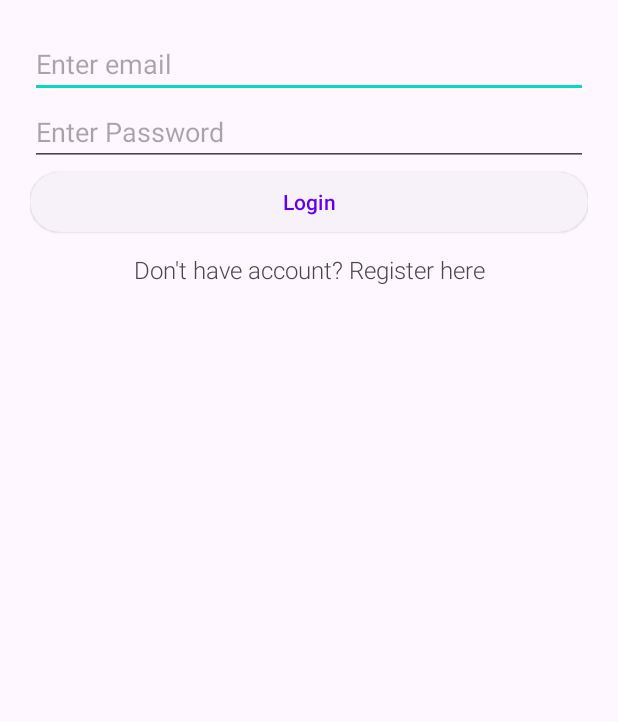
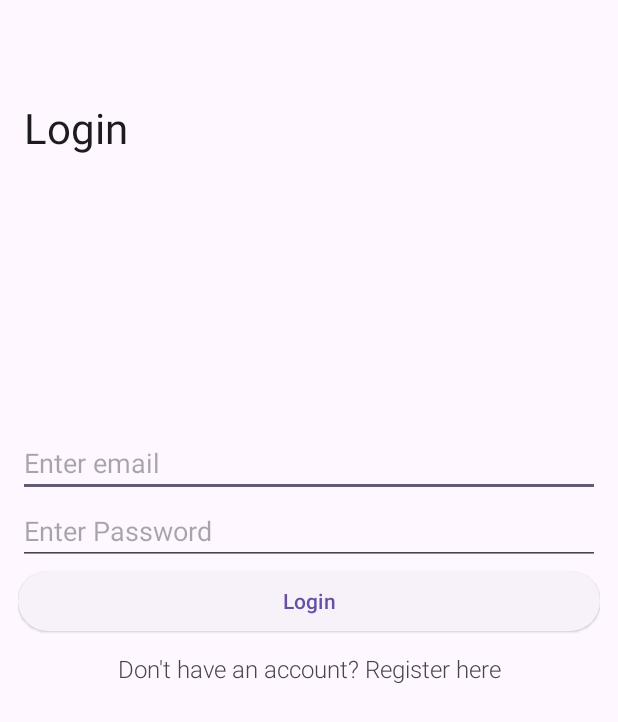
Before and after one commit to PhiThai1309/ToDoApplication, an Android app: the screen it shows after launch (LoginActivity), on a phone screen of 412 x 824 dp. Shown: the top 722 px of the screen. Run offline under Robolectric (Android 15) with nearby library versions, the phone set to English and light mode, and no system bars.

Commit message:
Update login and registration UI design

```diff
--- a/app/src/main/AndroidManifest.xml
+++ b/app/src/main/AndroidManifest.xml
@@ -10,7 +10,7 @@
         android:label="@string/app_name"
         android:roundIcon="@mipmap/ic_launcher_round"
         android:supportsRtl="true"
-        android:theme="@style/Theme.ToDoApplication"
+        android:theme="@style/Theme.Material3.Light.NoActionBar"
         tools:targetApi="31">
         <activity
             android:name=".RegistrationActivity"
--- a/app/src/main/java/com/example/todoapplication/LoginActivity.java
+++ b/app/src/main/java/com/example/todoapplication/LoginActivity.java
@@ -21,7 +21,7 @@ public class LoginActivity extends AppCompatActivity {
         loginEmail = findViewById(R.id.loginEmail);
         loginPassword = findViewById(R.id.loginPassword);
         loginButton = findViewById(R.id.loginButton);
-        loginRegister = findViewById(R.id.loginRegisterButton);
+        loginRegister = findViewById(R.id.registerLoginButton);
 
         loginRegister.setOnClickListener(v -> {
             Intent intent = new Intent(LoginActivity.this, RegistrationActivity.class);
--- a/app/src/main/java/com/example/todoapplication/RegistrationActivity.java
+++ b/app/src/main/java/com/example/todoapplication/RegistrationActivity.java
@@ -1,6 +1,7 @@
 package com.example.todoapplication;
 
 import androidx.appcompat.app.AppCompatActivity;
+import androidx.appcompat.widget.Toolbar;
 
 import android.content.Intent;
 import android.os.Bundle;
@@ -23,6 +24,7 @@ public class RegistrationActivity extends AppCompatActivity {
         registrationPassword = findViewById(R.id.registrationPassword);
         registrationLogin = findViewById(R.id.loginRegisterButton);
 
+
         registrationLogin.setOnClickListener(v -> {
             finish();
             Intent intent = new Intent(RegistrationActivity.this, LoginActivity.class);
--- a/app/src/main/res/layout/activity_login.xml
+++ b/app/src/main/res/layout/activity_login.xml
@@ -1,12 +1,44 @@
 <?xml version="1.0" encoding="utf-8"?>
+
 <LinearLayout xmlns:android="http://schemas.android.com/apk/res/android"
     xmlns:app="http://schemas.android.com/apk/res-auto"
     xmlns:tools="http://schemas.android.com/tools"
     android:layout_width="match_parent"
     android:layout_height="match_parent"
     android:orientation="vertical"
-    android:layout_margin="20dp"
     tools:context=".LoginActivity">
+
+    <com.google.android.material.appbar.AppBarLayout
+
+        android:layout_width="match_parent"
+        android:layout_height="wrap_content"
+        android:fitsSystemWindows="true">
+
+        <com.google.android.material.appbar.CollapsingToolbarLayout
+            style="@style/Widget.Material3.CollapsingToolbar.Large"
+            android:layout_width="match_parent"
+            android:layout_height="?attr/collapsingToolbarLayoutMediumSize">
+
+            <com.google.android.material.appbar.MaterialToolbar
+                android:id="@+id/toolbar"
+                android:layout_width="match_parent"
+                android:layout_height="?attr/actionBarSize"
+                app:layout_scrollFlags="scroll|enterAlways"
+                app:title="Login" />
+
+        </com.google.android.material.appbar.CollapsingToolbarLayout>
+
+    </com.google.android.material.appbar.AppBarLayout>
+
+    <LinearLayout
+        android:layout_width="match_parent"
+        android:layout_height="match_parent"
+        android:layout_margin="12dp"
+        android:orientation="vertical">
+
+        <Space
+            android:layout_width="match_parent"
+            android:layout_height="162dp" />
 
         <EditText
             android:id="@+id/loginEmail"
@@ -33,13 +65,16 @@
             android:textAllCaps="false" />
 
         <TextView
-        android:id="@+id/loginRegisterButton"
+            android:id="@+id/registerLoginButton"
             android:layout_width="match_parent"
             android:layout_height="wrap_content"
+            android:layout_gravity="center"
+            android:layout_marginTop="10dp"
             android:fontFamily="sans-serif-light"
-        android:text="Don't have account? Register here"
-        android:layout_marginTop="10dp"
-        android:layout_gravity="center"
             android:gravity="center"
+            android:text="Don't have an account? Register here"
             android:textSize="16sp" />
+
     </LinearLayout>
+
+</LinearLayout>
```
Also changed, not shown: app/src/main/res/layout/activity_registration.xml (+32 -2 lines). Lines whose indentation alone changed are shown as unchanged.
